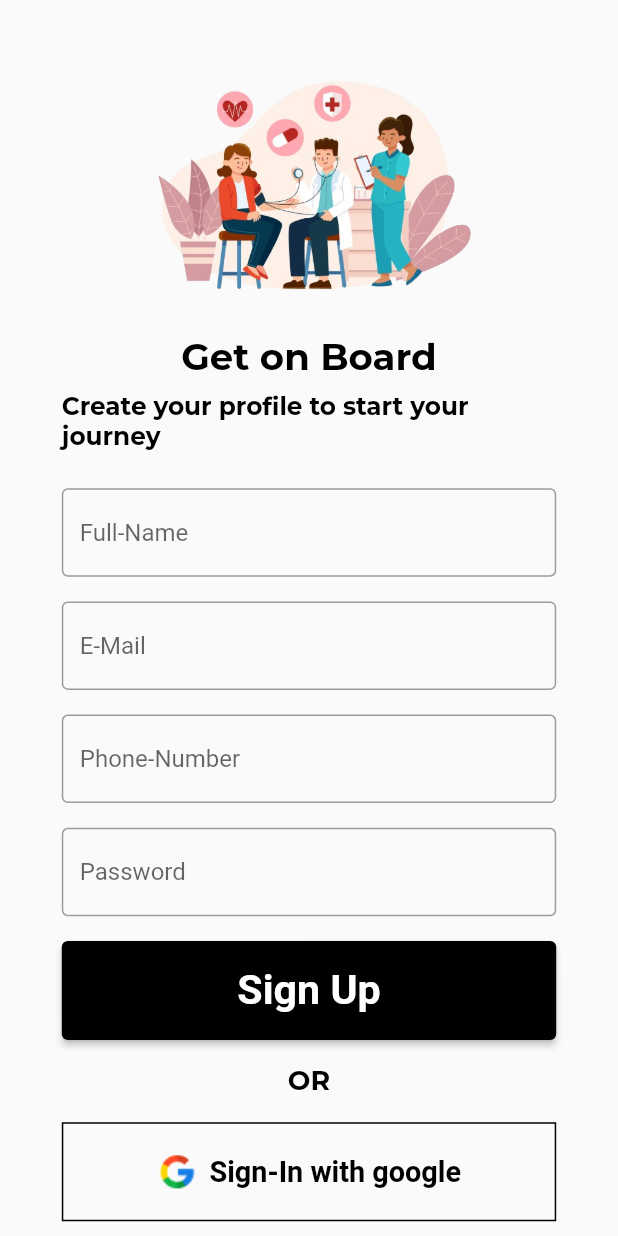
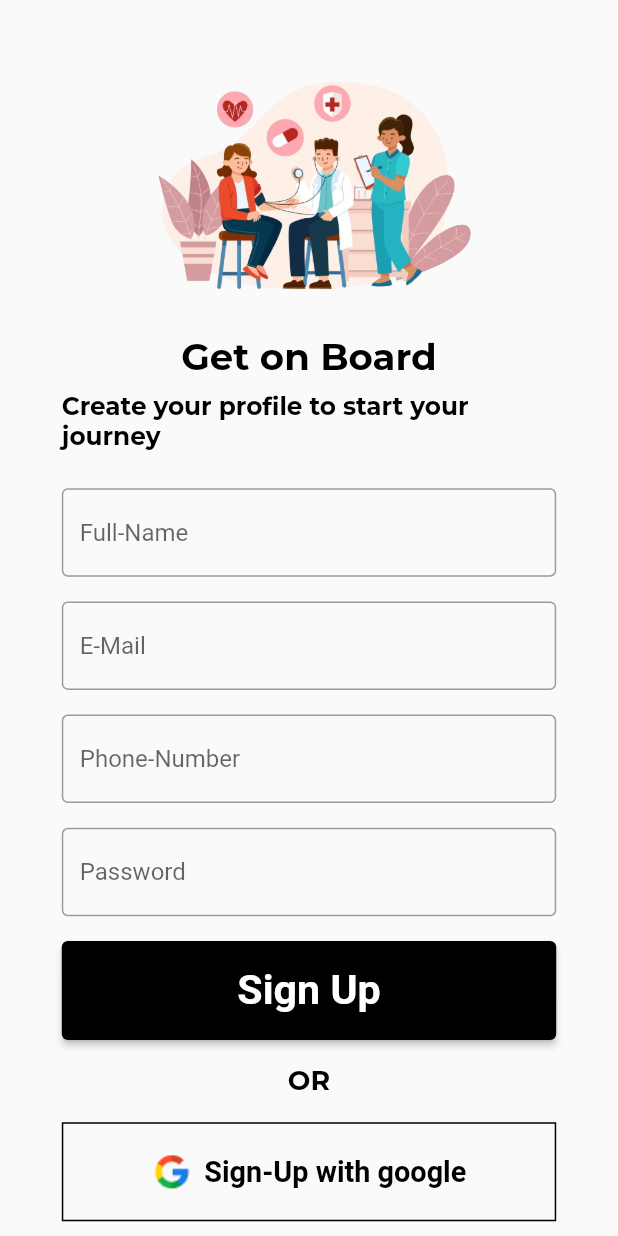
Before and after one commit to sameerhassan33973/Login_Signup, a Flutter app: the WelcomeScreen screen opened by its route, after a tap on "SIGN UP", on a phone screen of 412 x 824 dp. Run offline on Flutter 3.47's test engine with Material 2 defaults, Android fonts, the light colour scheme and no system bars; our stand-ins replace get, google_fonts, liquid_swipe, sizer, smooth_page_indicator.

Commit message:
solved minor issues

```diff
--- a/lib/constants/text_strings.dart
+++ b/lib/constants/text_strings.dart
@@ -36,6 +36,16 @@ const loginSubtitle="Make it work, make it right, makeit fast";
 
 const googleLoginText="Sign-In with google";
 
+const googleSignupText="Sign-Up with google";
+
 const alreadyAccountText="Already have an Account?";
 
 const dontHaveAccountText="Dont Have an Account?";
+
+const fullname="Full-Name";
+
+const email="E-Mail";
+
+const phoneno="Phone-Number";
+
+const password="Password";
--- a/lib/features/authentication/screens/login_screen/login_form_widget.dart
+++ b/lib/features/authentication/screens/login_screen/login_form_widget.dart
@@ -21,13 +21,13 @@ class LoginForm extends StatelessWidget {
             children: [
               MyTextFormField(
                 icon: Icon(Icons.email),
-                hintText: "Enter Email",
+                hintText: email,
                 controller: emailController,
               ),
               SizedBox(height: 2.h),
               MyTextFormField(
                 icon: Icon(Icons.fingerprint),
-                hintText: "Enter Password",
+                hintText: password,
                 ispassword: true,
                 controller: passwordController,
               ),
--- a/lib/features/authentication/screens/signup_screen/signup_footer.dart
+++ b/lib/features/authentication/screens/signup_screen/signup_footer.dart
@@ -43,7 +43,7 @@ class SignUpFooterWidget extends StatelessWidget {
                             .color ??
                         darkColor)),
             label: AppText(
-              text: googleLoginText,
+              text: googleSignupText,
               fontsize: 14.sp,
               weight: FontWeight.bold,
             ),
--- a/lib/features/authentication/screens/signup_screen/signup_form_widget.dart
+++ b/lib/features/authentication/screens/signup_screen/signup_form_widget.dart
@@ -24,22 +24,22 @@ class SignUpFormWidget extends StatelessWidget {
             SizedBox(height: 3.h),
             MyTextFormField(
               controller: nameController,
-              hintText: "Full-Name",
+              hintText: fullname,
             ),
             SizedBox(height: 2.h),
             MyTextFormField(
               controller: emailController,
-              hintText: "E-Mail",
+              hintText: email,
             ),
             SizedBox(height: 2.h),
             MyTextFormField(
               controller: phonenoController,
-              hintText: "Phone-Number",
+              hintText: phoneno,
             ),
             SizedBox(height: 2.h),
             MyTextFormField(
               controller: phonenoController,
-              hintText: "Password",
+              hintText: password,
             ),
             SizedBox(height: 2.h),
             Container(
--- a/lib/features/authentication/screens/welcome_screen/welcome_screen.dart
+++ b/lib/features/authentication/screens/welcome_screen/welcome_screen.dart
@@ -72,7 +72,7 @@ class WelcomeScreen extends StatelessWidget {
                       controller.onLoginPress();
                     },
                     style: ElevatedButton.styleFrom(
-                        minimumSize: Size(40.w, 6.h),
+                        minimumSize: Size(42.w, 8.h),
                         shape: RoundedRectangleBorder(),
                         foregroundColor:
                             Theme.of(context).textTheme.headlineLarge!.color,
@@ -89,7 +89,7 @@ class WelcomeScreen extends StatelessWidget {
                       controller.onSignupPress();
                     },
                     style: ElevatedButton.styleFrom(
-                        minimumSize: Size(40.w, 6.h),
+                        minimumSize: Size(42.w, 8.h),
                         shape: RoundedRectangleBorder(),
                         foregroundColor: Theme.of(context).primaryColorLight,
                         backgroundColor: Theme.of(context).primaryColorDark,
--- a/lib/main.dart
+++ b/lib/main.dart
@@ -21,6 +21,8 @@ class MyApp extends StatelessWidget {
         theme: AppTheme.lightTheme,
         darkTheme: AppTheme.darkTheme,
         themeMode: ThemeMode.system,
+        defaultTransition:Transition.leftToRightWithFade,
+        transitionDuration: Duration(milliseconds: 500),
         home:  SplashScreen(),
         initialRoute: AppPages.initial,
         getPages: AppPages.routes,
```
Also changed, not shown: lib/features/authentication/screens/forget_password/forget_password_mail.dart (added), lib/features/authentication/screens/forget_password/forget_password_options.dart (added), lib/features/authentication/screens/forget_password/forget_password_otp.dart (added), lib/features/authentication/screens/forget_password/forget_password_phone.dart (added).
